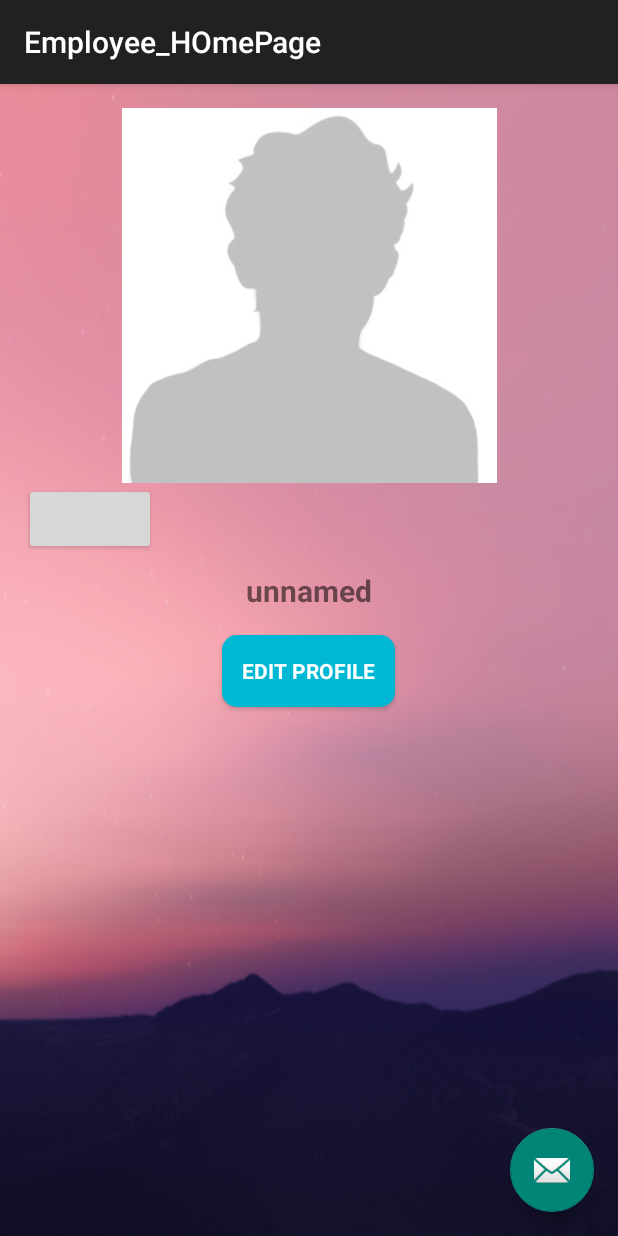
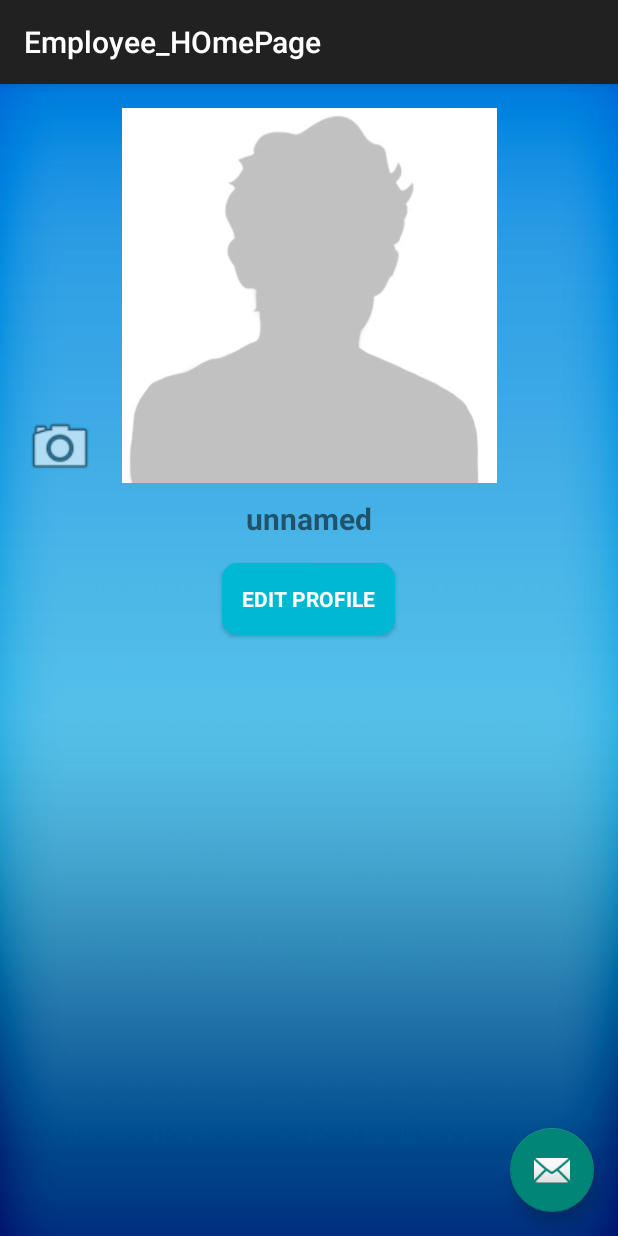
Before and after one commit to shifona1/Connecting-Dots, an Android app: the Employee_HOmePage screen opened directly, with no data from a screen before it, on a phone screen of 412 x 824 dp. Run offline under Robolectric (Android 15) with nearby library versions, the phone set to English and light mode, and no system bars; our stand-ins replace Picasso; libraries missing offline, so code that uses them is left out: com.afollestad.materialdialogs; pictures from the network do not load.

Commit message:
background camera

```diff
--- a/app/src/main/res/layout/content_employee__home_page.xml
+++ b/app/src/main/res/layout/content_employee__home_page.xml
@@ -14,6 +14,10 @@
     tools:context="com.example.android.ccd.Employee_HOmePage"
     tools:showIn="@layout/activity_employee__home_page">
 
+    <RelativeLayout
+        android:layout_width="match_parent"
+        android:layout_height="250dp">
+
         <ImageView
             android:layout_width="match_parent"
             android:layout_height="250dp"
@@ -23,10 +27,14 @@
         </ImageView>
 
         <Button
-        android:layout_width="wrap_content"
-        android:layout_height="wrap_content"
+            android:layout_width="48dp"
+            android:layout_height="48dp"
+            android:background="@android:drawable/ic_menu_camera"
+            android:layout_alignParentBottom="true"
+            android:layout_alignParentLeft="true"
             android:id="@+id/Update_dp"
             />
+    </RelativeLayout>
     <TextView
         android:id="@+id/employee_name"
         android:textStyle="bold"
--- a/app/src/main/res/values/strings.xml
+++ b/app/src/main/res/values/strings.xml
@@ -1,5 +1,5 @@
 <resources>
-    <string name="app_name">ccd</string>
+    <string name="app_name">Connecting Dots</string>
     <string name="title_activity_main">MainActivity</string>
     <string name="hello_world">Hello world!</string>
     <string name="action_settings">Settings</string>
```
Also changed, not shown: app/src/main/ic_launcher-web.png (added), app/src/main/res/drawable/logo.jpg (deleted), app/src/main/res/drawable/nat.jpg (added), app/src/main/res/drawable/nat.png (deleted), app/src/main/res/drawable/nature.jpeg (deleted), app/src/main/res/mipmap-hdpi/ic_launcher.png, app/src/main/res/mipmap-mdpi/ic_launcher.png. Lines whose indentation alone changed are shown as unchanged.
